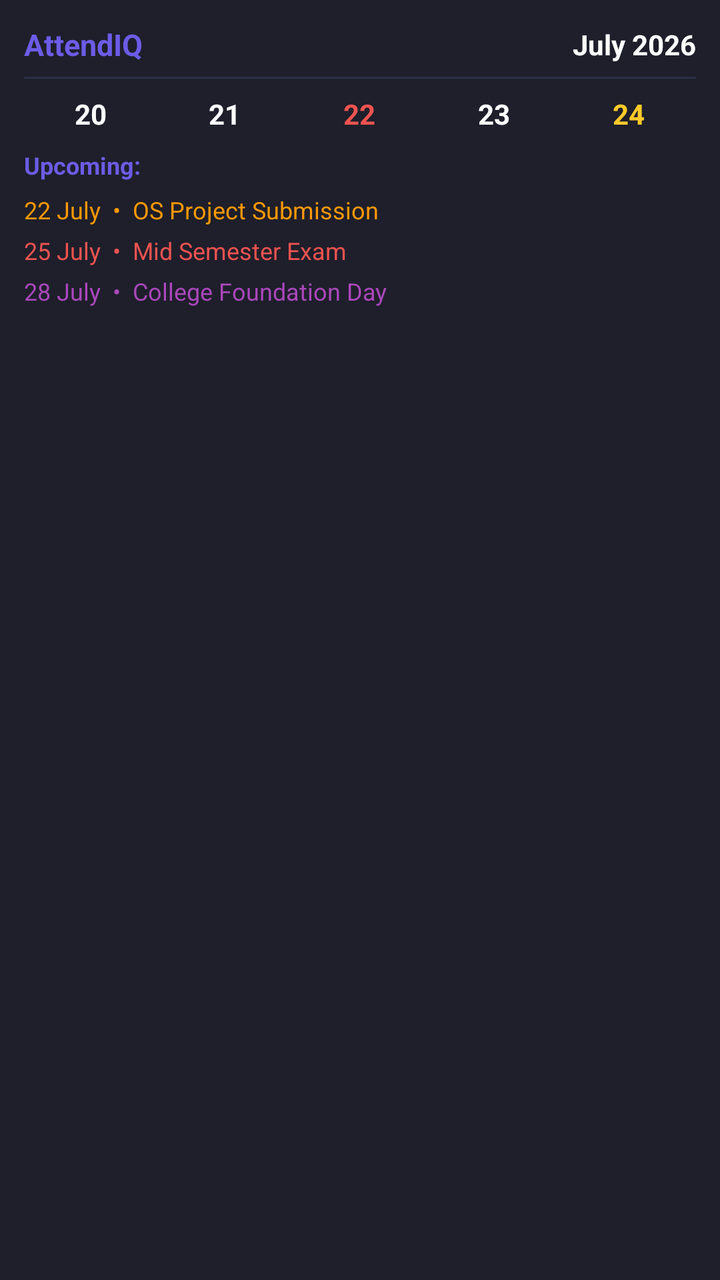
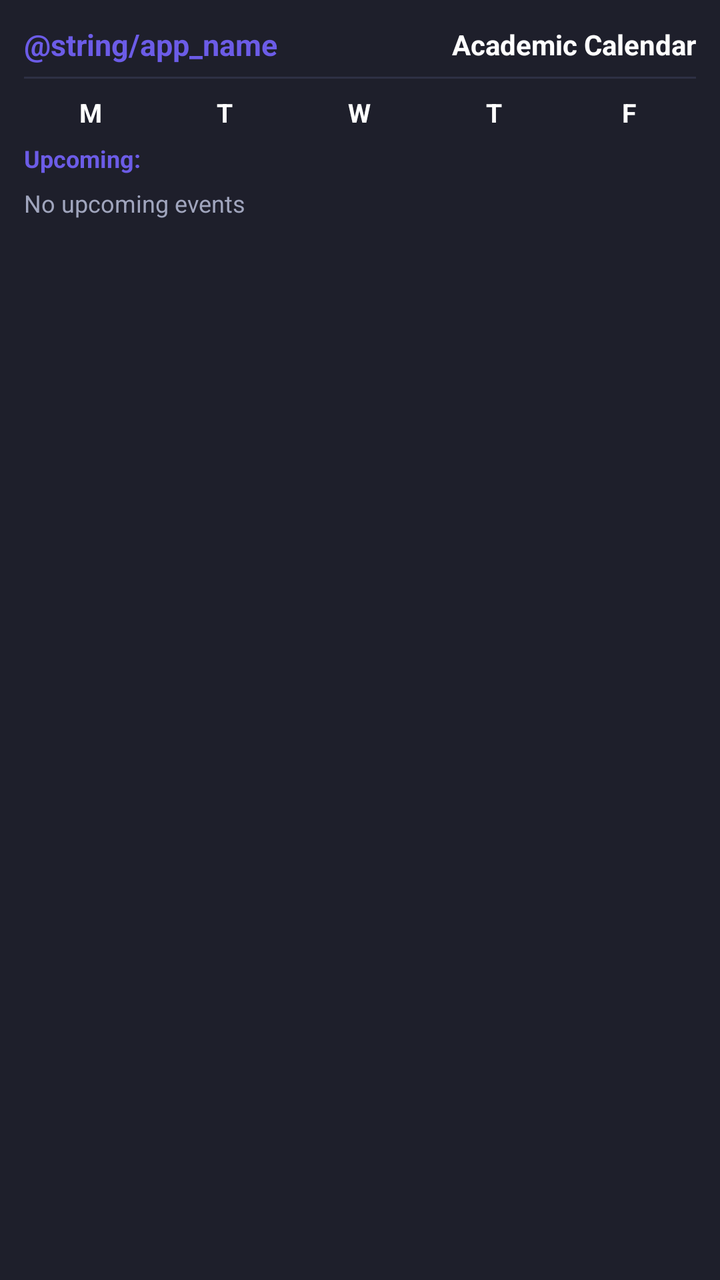

The first picture is an Android layout as it rendered before a commit; the second is the same layout after the commit. The layout source and the unified diff follow.
<!-- AndroidManifest.xml: fallback theme Theme.MaterialComponents.DayNight.NoActionBar -->
<!-- res/layout/month_widget_large.xml -->
<?xml version="1.0" encoding="utf-8"?>
<LinearLayout xmlns:android="http://schemas.android.com/apk/res/android"
    android:id="@+id/widget_container"
    android:layout_width="match_parent"
    android:layout_height="match_parent"
    android:orientation="vertical"
    android:background="#1E1F2B"
    android:padding="12dp">

    
    <LinearLayout
        android:layout_width="match_parent"
        android:layout_height="wrap_content"
        android:orientation="horizontal"
        android:gravity="center_vertical">

        <TextView
            android:layout_width="0dp"
            android:layout_weight="1"
            android:layout_height="wrap_content"
            android:text="AttendIQ"
            android:textColor="#6C5CE7"
            android:textSize="15sp"
            android:textStyle="bold" />

        <TextView
            android:id="@+id/tv_month_title"
            android:layout_width="wrap_content"
            android:layout_height="wrap_content"
            android:text="July 2026"
            android:textColor="#FFFFFF"
            android:textSize="14sp"
            android:textStyle="bold" />
    </LinearLayout>

    <View
        android:layout_width="match_parent"
        android:layout_height="1dp"
        android:background="#2E3044"
        android:layout_marginTop="6dp"
        android:layout_marginBottom="8dp" />

    
    <LinearLayout
        android:id="@+id/layout_date_strip"
        android:layout_width="match_parent"
        android:layout_height="wrap_content"
        android:orientation="horizontal"
        android:gravity="center"
        android:layout_marginBottom="8dp">

        <TextView
            android:id="@+id/tv_day_1"
            android:layout_width="0dp"
            android:layout_weight="1"
            android:layout_height="wrap_content"
            android:text="20"
            android:textColor="#FFFFFF"
            android:textSize="14sp"
            android:textStyle="bold"
            android:gravity="center" />

        <TextView
            android:id="@+id/tv_day_2"
            android:layout_width="0dp"
            android:layout_weight="1"
            android:layout_height="wrap_content"
            android:text="21"
            android:textColor="#FFFFFF"
            android:textSize="14sp"
            android:textStyle="bold"
            android:gravity="center" />

        <TextView
            android:id="@+id/tv_day_3"
            android:layout_width="0dp"
            android:layout_weight="1"
            android:layout_height="wrap_content"
            android:text="22"
            android:textColor="#EF5350"
            android:textSize="14sp"
            android:textStyle="bold"
            android:gravity="center" />

        <TextView
            android:id="@+id/tv_day_4"
            android:layout_width="0dp"
            android:layout_weight="1"
            android:layout_height="wrap_content"
            android:text="23"
            android:textColor="#FFFFFF"
            android:textSize="14sp"
            android:textStyle="bold"
            android:gravity="center" />

        <TextView
            android:id="@+id/tv_day_5"
            android:layout_width="0dp"
            android:layout_weight="1"
            android:layout_height="wrap_content"
            android:text="24"
            android:textColor="#FFCA28"
            android:textSize="14sp"
            android:textStyle="bold"
            android:gravity="center" />
    </LinearLayout>

    <TextView
        android:layout_width="wrap_content"
        android:layout_height="wrap_content"
        android:text="Upcoming:"
        android:textColor="#6C5CE7"
        android:textSize="12sp"
        android:textStyle="bold"
        android:layout_marginBottom="4dp" />

    
    <LinearLayout
        android:layout_width="match_parent"
        android:layout_height="0dp"
        android:layout_weight="1"
        android:orientation="vertical">

        <TextView
            android:id="@+id/tv_upcoming_1"
            android:layout_width="match_parent"
            android:layout_height="wrap_content"
            android:text="22 July  •  OS Project Submission"
            android:textColor="#FF9800"
            android:textSize="12sp"
            android:paddingVertical="2dp"
            android:singleLine="true"
            android:ellipsize="end" />

        <TextView
            android:id="@+id/tv_upcoming_2"
            android:layout_width="match_parent"
            android:layout_height="wrap_content"
            android:text="25 July  •  Mid Semester Exam"
            android:textColor="#EF5350"
            android:textSize="12sp"
            android:paddingVertical="2dp"
            android:singleLine="true"
            android:ellipsize="end" />

        <TextView
            android:id="@+id/tv_upcoming_3"
            android:layout_width="match_parent"
            android:layout_height="wrap_content"
            android:text="28 July  •  College Foundation Day"
            android:textColor="#AB47BC"
            android:textSize="12sp"
            android:paddingVertical="2dp"
            android:singleLine="true"
            android:ellipsize="end" />
    </LinearLayout>

</LinearLayout>
<!-- resources referenced by this layout -->
<resources>

</resources>

<!-- the commit's change to res/layout/month_widget_large.xml (unified diff, before → after) -->
@@ -15,25 +15,28 @@
         android:gravity="center_vertical">
 
         <TextView
+            android:id="@+id/tv_brand"
             android:layout_width="0dp"
             android:layout_weight="1"
             android:layout_height="wrap_content"
-            android:text="AttendIQ"
+            android:text="@string/app_name"
             android:textColor="#6C5CE7"
             android:textSize="15sp"
-            android:textStyle="bold" />
+            android:textStyle="bold"
+            android:singleLine="true"
+            android:ellipsize="end" />
 
         <TextView
             android:id="@+id/tv_month_title"
             android:layout_width="wrap_content"
             android:layout_height="wrap_content"
-            android:text="July 2026"
+            android:text="Academic Calendar"
             android:textColor="#FFFFFF"
             android:textSize="14sp"
             android:textStyle="bold" />
     </LinearLayout>
 
-    <View
+    <TextView
         android:layout_width="match_parent"
         android:layout_height="1dp"
         android:background="#2E3044"
@@ -47,16 +50,16 @@
         android:layout_height="wrap_content"
         android:orientation="horizontal"
         android:gravity="center"
-        android:layout_marginBottom="8dp">
+        android:layout_marginBottom="6dp">
 
         <TextView
             android:id="@+id/tv_day_1"
             android:layout_width="0dp"
             android:layout_weight="1"
             android:layout_height="wrap_content"
-            android:text="20"
+            android:text="M"
             android:textColor="#FFFFFF"
-            android:textSize="14sp"
+            android:textSize="13sp"
             android:textStyle="bold"
             android:gravity="center" />
 
@@ -65,9 +68,9 @@
             android:layout_width="0dp"
             android:layout_weight="1"
             android:layout_height="wrap_content"
-            android:text="21"
+            android:text="T"
             android:textColor="#FFFFFF"
-            android:textSize="14sp"
+            android:textSize="13sp"
             android:textStyle="bold"
             android:gravity="center" />
 
@@ -76,9 +79,9 @@
             android:layout_width="0dp"
             android:layout_weight="1"
             android:layout_height="wrap_content"
-            android:text="22"
-            android:textColor="#EF5350"
-            android:textSize="14sp"
+            android:text="W"
+            android:textColor="#FFFFFF"
+            android:textSize="13sp"
             android:textStyle="bold"
             android:gravity="center" />
 
@@ -87,9 +90,9 @@
             android:layout_width="0dp"
             android:layout_weight="1"
             android:layout_height="wrap_content"
-            android:text="23"
+            android:text="T"
             android:textColor="#FFFFFF"
-            android:textSize="14sp"
+            android:textSize="13sp"
             android:textStyle="bold"
             android:gravity="center" />
 
@@ -98,9 +101,9 @@
             android:layout_width="0dp"
             android:layout_weight="1"
             android:layout_height="wrap_content"
-            android:text="24"
-            android:textColor="#FFCA28"
-            android:textSize="14sp"
+            android:text="F"
+            android:textColor="#FFFFFF"
+            android:textSize="13sp"
             android:textStyle="bold"
             android:gravity="center" />
     </LinearLayout>
@@ -125,34 +128,47 @@
             android:id="@+id/tv_upcoming_1"
             android:layout_width="match_parent"
             android:layout_height="wrap_content"
-            android:text="22 July  •  OS Project Submission"
+            android:text=""
             android:textColor="#FF9800"
             android:textSize="12sp"
             android:paddingVertical="2dp"
             android:singleLine="true"
-            android:ellipsize="end" />
+            android:ellipsize="end"
+            android:visibility="gone" />
 
         <TextView
             android:id="@+id/tv_upcoming_2"
             android:layout_width="match_parent"
             android:layout_height="wrap_content"
-            android:text="25 July  •  Mid Semester Exam"
+            android:text=""
             android:textColor="#EF5350"
             android:textSize="12sp"
             android:paddingVertical="2dp"
             android:singleLine="true"
-            android:ellipsize="end" />
+            android:ellipsize="end"
+            android:visibility="gone" />
 
         <TextView
             android:id="@+id/tv_upcoming_3"
             android:layout_width="match_parent"
             android:layout_height="wrap_content"
-            android:text="28 July  •  College Foundation Day"
+            android:text=""
             android:textColor="#AB47BC"
             android:textSize="12sp"
             android:paddingVertical="2dp"
             android:singleLine="true"
-            android:ellipsize="end" />
+            android:ellipsize="end"
+            android:visibility="gone" />
+
+        <TextView
+            android:id="@+id/tv_upcoming_empty"
+            android:layout_width="match_parent"
+            android:layout_height="wrap_content"
+            android:text="No upcoming events"
+            android:textColor="#A0A5BD"
+            android:textSize="12sp"
+            android:paddingVertical="2dp"
+            android:visibility="visible" />
     </LinearLayout>
 
 </LinearLayout>
